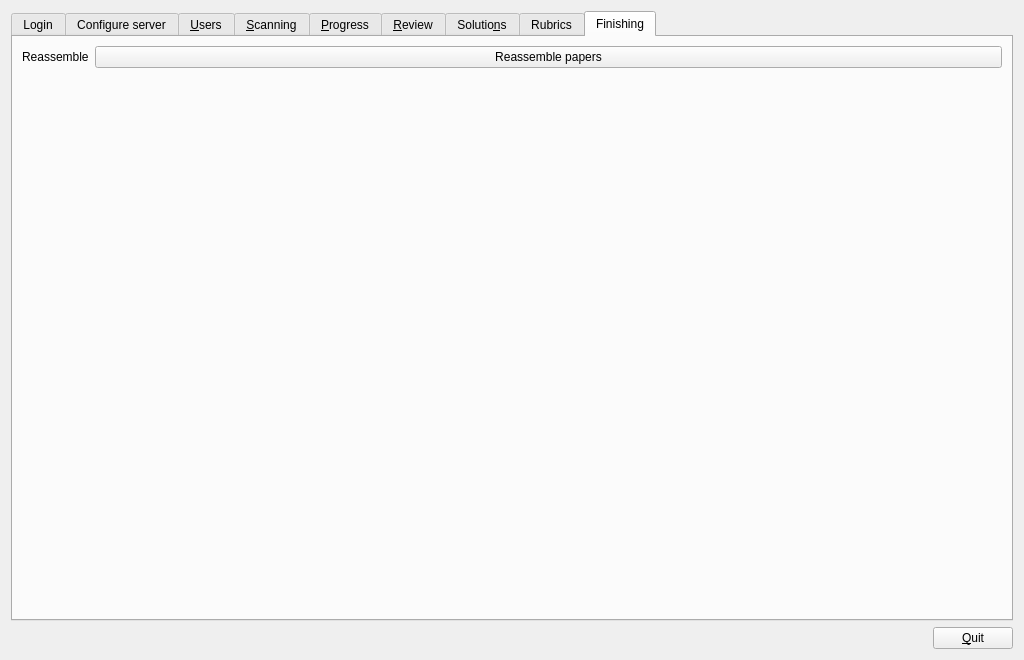
Old version of the form qtCreatorFiles/ui_manager.ui in the repository plomgrading/plom.
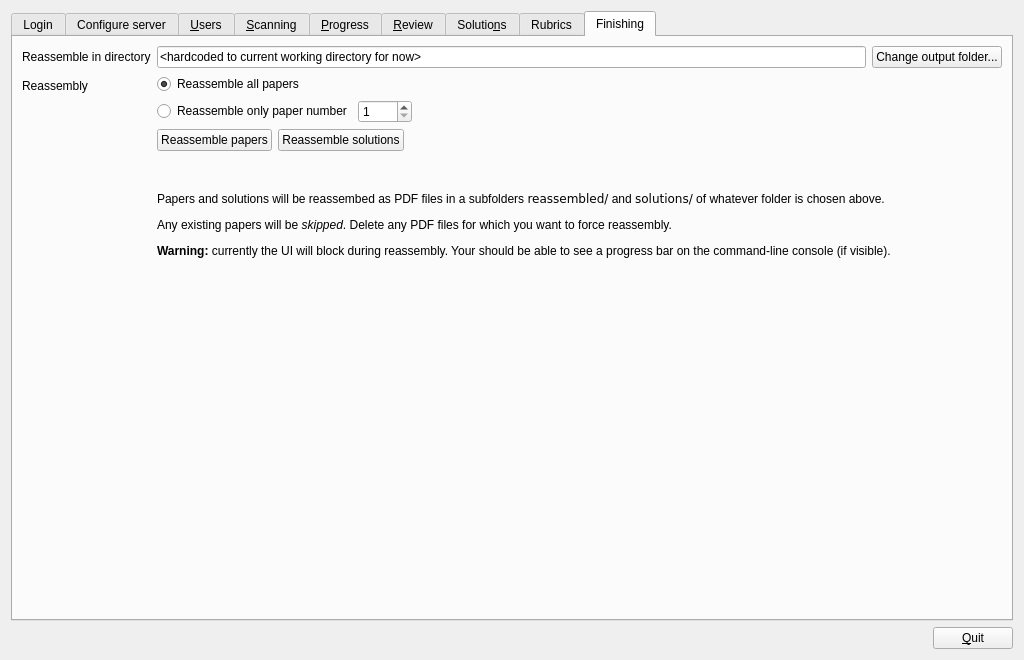
New version of the form. The open tabs and pages were chosen to show the change.

Commit message: reassembly in manager client

```diff
--- a/qtCreatorFiles/ui_manager.ui
+++ b/qtCreatorFiles/ui_manager.ui
@@ -2430,19 +2430,198 @@
        <string>Finishing</string>
       </attribute>
       <layout class="QFormLayout" name="formLayout_3">
-       <item row="0" column="0">
+       <item row="2" column="0">
+        <widget class="QLabel" name="label_29">
+         <property name="text">
+          <string>Reassemble in directory</string>
+         </property>
+        </widget>
+       </item>
+       <item row="2" column="1">
+        <widget class="QFrame" name="frame_13">
+         <property name="frameShape">
+          <enum>QFrame::NoFrame</enum>
+         </property>
+         <property name="frameShadow">
+          <enum>QFrame::Raised</enum>
+         </property>
+         <layout class="QHBoxLayout" name="horizontalLayout_33">
+          <property name="leftMargin">
+           <number>0</number>
+          </property>
+          <property name="topMargin">
+           <number>0</number>
+          </property>
+          <property name="rightMargin">
+           <number>0</number>
+          </property>
+          <property name="bottomMargin">
+           <number>0</number>
+          </property>
+          <item>
+           <widget class="QLineEdit" name="reassembleFolderLineEdit">
+            <property name="text">
+             <string>&lt;hardcoded to current working directory for now&gt;</string>
+            </property>
+           </widget>
+          </item>
+          <item>
+           <widget class="QPushButton" name="reassembleFolderButton">
+            <property name="text">
+             <string>Change output folder...</string>
+            </property>
+           </widget>
+          </item>
+         </layout>
+        </widget>
+       </item>
+       <item row="4" column="0">
+        <widget class="QLabel" name="label_30">
+         <property name="text">
+          <string>Reassembly</string>
+         </property>
+        </widget>
+       </item>
+       <item row="4" column="1">
+        <widget class="QFrame" name="frame_14">
+         <property name="frameShadow">
+          <enum>QFrame::Raised</enum>
+         </property>
+         <layout class="QGridLayout" name="gridLayout_6">
+          <property name="leftMargin">
+           <number>0</number>
+          </property>
+          <property name="topMargin">
+           <number>0</number>
+          </property>
+          <property name="rightMargin">
+           <number>0</number>
+          </property>
+          <property name="bottomMargin">
+           <number>0</number>
+          </property>
+          <item row="0" column="0">
+           <widget class="QRadioButton" name="radioButtonReassembleAll">
+            <property name="text">
+             <string>Reassemble all papers</string>
+            </property>
+            <property name="checked">
+             <bool>true</bool>
+            </property>
+           </widget>
+          </item>
+          <item row="1" column="0">
+           <widget class="QRadioButton" name="radioButtonReassembleOne">
+            <property name="text">
+             <string>Reassemble only paper number</string>
+            </property>
+           </widget>
+          </item>
+          <item row="1" column="1">
+           <widget class="QSpinBox" name="reassembleWhichSpinBox">
+            <property name="minimum">
+             <number>1</number>
+            </property>
+            <property name="maximum">
+             <number>9999</number>
+            </property>
+           </widget>
+          </item>
+          <item row="1" column="2">
+           <spacer name="horizontalSpacer_26">
+            <property name="orientation">
+             <enum>Qt::Horizontal</enum>
+            </property>
+            <property name="sizeHint" stdset="0">
+             <size>
+              <width>484</width>
+              <height>20</height>
+             </size>
+            </property>
+           </spacer>
+          </item>
+         </layout>
+        </widget>
+       </item>
+       <item row="5" column="1">
+        <widget class="QFrame" name="frame_15">
+         <property name="frameShadow">
+          <enum>QFrame::Raised</enum>
+         </property>
+         <layout class="QHBoxLayout" name="horizontalLayout_34">
+          <property name="leftMargin">
+           <number>0</number>
+          </property>
+          <property name="topMargin">
+           <number>0</number>
+          </property>
+          <property name="rightMargin">
+           <number>0</number>
+          </property>
+          <property name="bottomMargin">
+           <number>0</number>
+          </property>
+          <item>
+           <widget class="QPushButton" name="reassembleButton">
+            <property name="text">
+             <string>Reassemble papers</string>
+            </property>
+           </widget>
+          </item>
+          <item>
+           <widget class="QPushButton" name="reassembleSolutionsButton">
+            <property name="text">
+             <string>Reassemble solutions</string>
+            </property>
+           </widget>
+          </item>
+          <item>
+           <spacer name="horizontalSpacer_27">
+            <property name="orientation">
+             <enum>Qt::Horizontal</enum>
+            </property>
+            <property name="sizeHint" stdset="0">
+             <size>
+              <width>40</width>
+              <height>20</height>
+             </size>
+            </property>
+           </spacer>
+          </item>
+         </layout>
+        </widget>
+       </item>
+       <item row="6" column="1">
         <widget class="QLabel" name="label_27">
          <property name="text">
-          <string>Reassemble</string>
+          <string>&lt;p&gt;Papers and solutions will be reassembed as PDF files in a subfolders
+  &lt;tt&gt;reassembled/&lt;/tt&gt; and
+  &lt;tt&gt;solutions/&lt;/tt&gt;
+ of whatever folder is chosen above.&lt;/p&gt;
+
+&lt;p&gt;Any existing papers will be &lt;em&gt;skipped&lt;/em&gt;.  Delete any PDF files for which you want to force  reassembly.&lt;/p&gt;
+
+&lt;p&gt;&lt;b&gt;Warning:&lt;/b&gt; currently the UI will block during reassembly.  Your should be able to see a progress bar on the command-line console (if visible).&lt;/p&gt;
+
+</string>
+         </property>
+         <property name="wordWrap">
+          <bool>true</bool>
          </property>
         </widget>
        </item>
-       <item row="0" column="1">
-        <widget class="QPushButton" name="reassembleButton">
-         <property name="text">
-          <string>Reassemble papers</string>
+       <item row="7" column="1">
+        <spacer name="verticalSpacer_18">
+         <property name="orientation">
+          <enum>Qt::Vertical</enum>
          </property>
-        </widget>
+         <property name="sizeHint" stdset="0">
+          <size>
+           <width>20</width>
+           <height>40</height>
+          </size>
+         </property>
+        </spacer>
        </item>
       </layout>
      </widget>
```
The commit also changes 2 other files.
